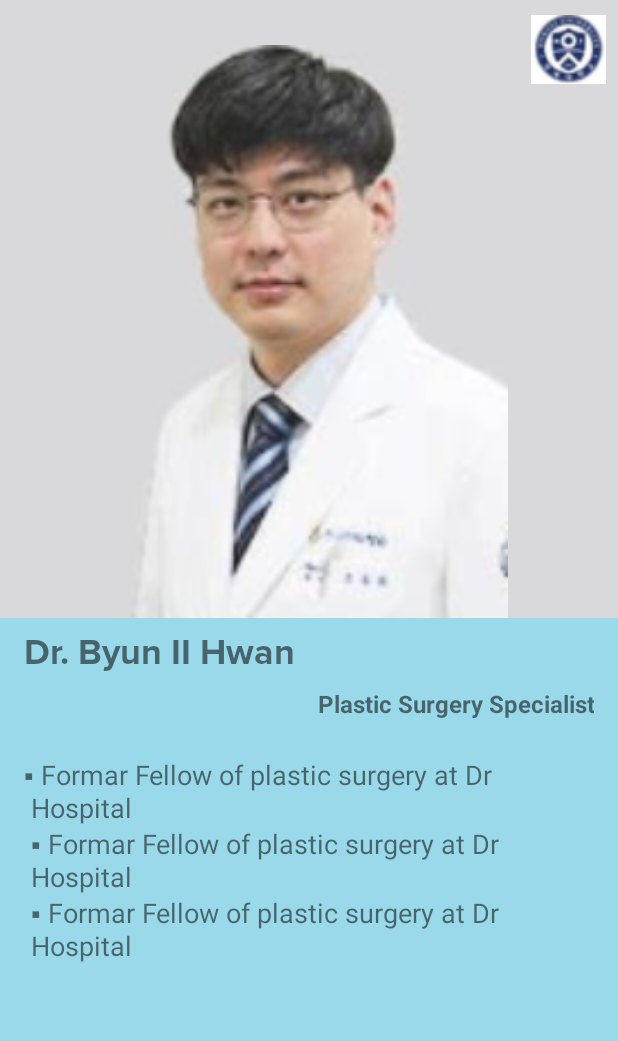
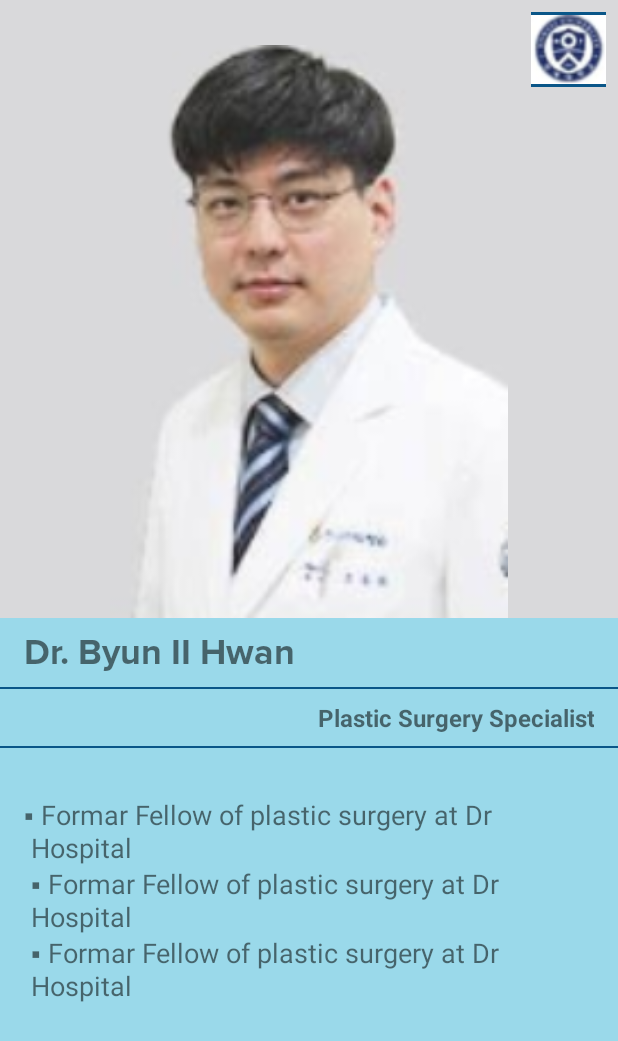
Before and after one commit to cersoltech/centerstagecode, an Android app: the layout temple_thirty_five.xml on its own in the app's theme, with its tools: preview values and no code run, on a phone screen of 412 x 824 dp. Shown: the top 1041 px of the screen. Run offline under Robolectric (Android 15) with nearby library versions, the phone set to English and light mode, and no system bars.

Commit message:
Design Fixes(Commit By Sheraz)
1-Design Fixes

```diff
--- /dev/null
+++ b/app/src/main/res/drawable/stroke_blue.xml
@@ -0,0 +1,10 @@
+<?xml version="1.0" encoding="utf-8"?>
+<shape xmlns:android="http://schemas.android.com/apk/res/android"
+    android:shape="rectangle">
+
+    <!--Made By Sheraz-->
+    <stroke
+        android:width="2dp"
+        android:color="@color/blue" />
+
+</shape>
--- a/app/src/main/res/layout/temple_thirty_five.xml
+++ b/app/src/main/res/layout/temple_thirty_five.xml
@@ -41,6 +41,7 @@
                 android:layout_alignParentEnd="true"
                 android:layout_marginTop="8dp"
                 android:layout_marginEnd="8dp"
+                android:background="@drawable/stroke_blue"
                 android:src="@drawable/logo" />
 
         </RelativeLayout>
@@ -64,6 +65,12 @@
                 android:textSize="24sp"
                 android:textStyle="bold" />
 
+            <View
+                android:layout_width="match_parent"
+                android:layout_height="@dimen/dimen_1dp"
+                android:layout_marginTop="8dp"
+                android:background="@color/blue" />
+
             <TextView
                 android:id="@+id/tvDrCategory"
                 android:layout_width="match_parent"
@@ -76,6 +83,12 @@
                 android:textSize="16sp"
                 android:textStyle="bold" />
 
+            <View
+                android:layout_width="match_parent"
+                android:layout_height="@dimen/dimen_1dp"
+                android:layout_marginTop="8dp"
+                android:background="@color/blue" />
+
 
             <TextView
                 android:id="@+id/tvDescription"
@@ -84,6 +97,7 @@
                 android:layout_marginStart="16dp"
                 android:layout_marginTop="24dp"
                 android:layout_marginEnd="16dp"
+                android:paddingTop="8dp"
                 android:text="\u25AA Formar Fellow of plastic surgery at Dr\n Hospital\n \u25AA Formar Fellow of plastic surgery at Dr\n Hospital \n \u25AA Formar Fellow of plastic surgery at Dr\n Hospital"
                 android:textSize="18sp"
                 android:textStyle="normal" />
```
Also changed, not shown: app/src/main/java/com/digitalsignage/androidplayer/activity/MainActivity.kt (+12 -3 lines), app/src/main/res/layout/template_one.xml (+70 -34 lines), app/src/main/res/layout/template_twenty_ninecopy.xml (+13 -1 lines).
